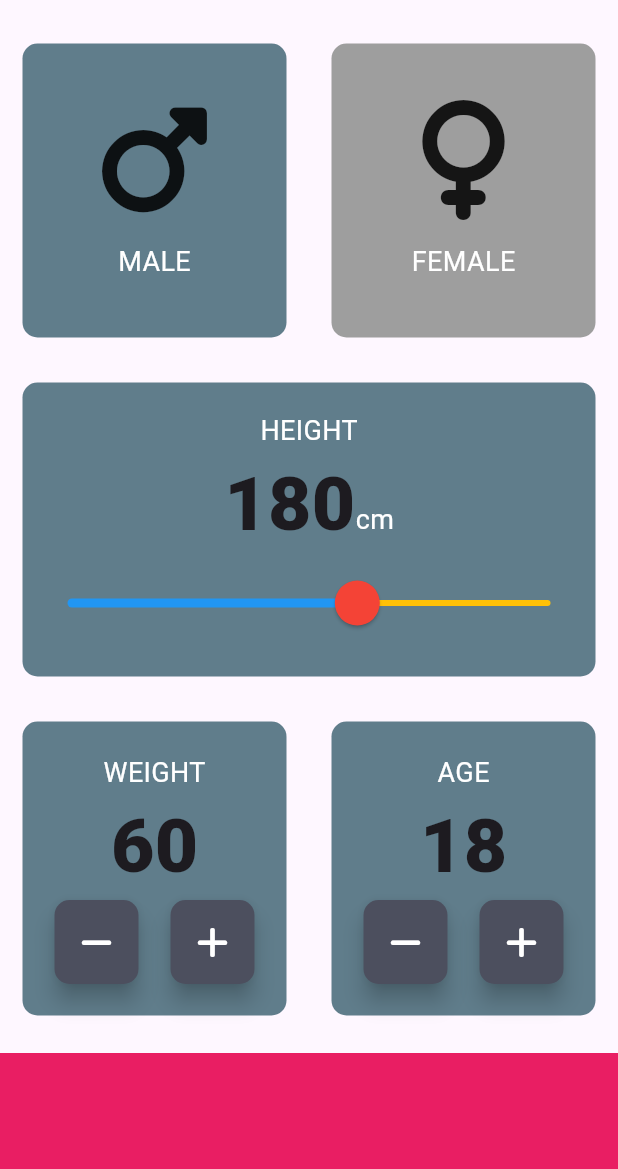
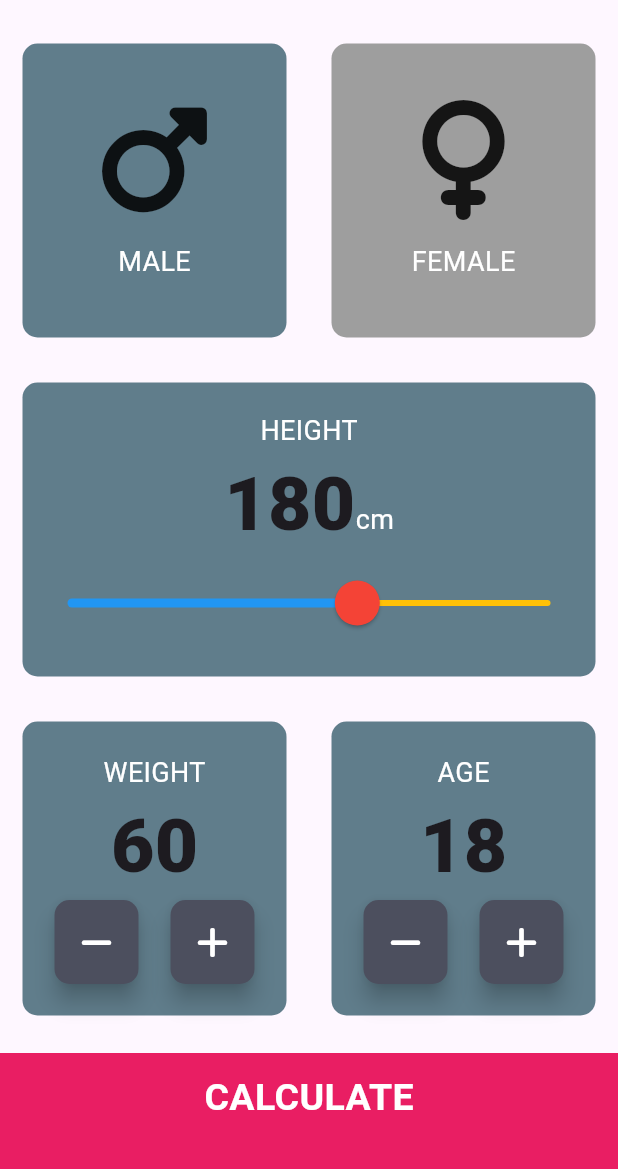
Before and after one commit to lightrao/bmi_calculator_flutter_24, a Flutter app: the screen it shows after launch, on a phone screen of 412 x 824 dp, the part 63-1232 px from its top. Run offline on Flutter 3.47's test engine with Material 3 defaults, Android fonts, the phone set to English and light mode, and no system bars; our stand-ins replace font_awesome_flutter.

Commit message:
Adding the BMI Calculator Functionality

```diff
--- /dev/null
+++ b/lib/components/bottom_button.dart
@@ -0,0 +1,36 @@
+import 'package:flutter/material.dart';
+
+import '../constants.dart';
+
+class BottomButton extends StatelessWidget {
+  const BottomButton({
+    super.key,
+    required this.onTap,
+    required this.buttonTitle,
+  });
+
+  final Function onTap;
+  final String buttonTitle;
+
+  @override
+  Widget build(BuildContext context) {
+    return GestureDetector(
+      onTap: () {
+        onTap();
+      },
+      child: Container(
+        child: Center(
+          child: Text(
+            buttonTitle,
+            style: kLargeButtonTextStyle,
+          ),
+        ),
+        color: kBottomContainerColor,
+        margin: EdgeInsets.only(top: 10),
+        padding: EdgeInsets.only(bottom: 20.0),
+        width: double.infinity,
+        height: kBottomContainerHeight,
+      ),
+    );
+  }
+}
--- a/lib/icon_content.dart
+++ b/lib/components/icon_content.dart
@@ -1,6 +1,6 @@
 import 'package:flutter/material.dart';
 
-import 'constants.dart';
+import '../constants.dart';
 
 class IconContent extends StatelessWidget {
   const IconContent({
--- /dev/null
+++ b/lib/components/round_icon_button.dart
@@ -0,0 +1,29 @@
+import 'package:flutter/material.dart';
+
+class RoundIconButton extends StatelessWidget {
+  const RoundIconButton(
+      {super.key, required this.icon, required this.onPressed});
+
+  final IconData icon;
+  final Function onPressed;
+
+  @override
+  Widget build(BuildContext context) {
+    return RawMaterialButton(
+      child: Icon(
+        icon,
+        color: Colors.white,
+      ),
+      onPressed: () {
+        onPressed();
+      },
+      elevation: 6,
+      shape: RoundedRectangleBorder(borderRadius: BorderRadius.circular(10.0)),
+      fillColor: Color(0xFF4C4F5E),
+      constraints: BoxConstraints.tightFor(
+        width: 56.0,
+        height: 56.0,
+      ),
+    );
+  }
+}
--- a/lib/constants.dart
+++ b/lib/constants.dart
@@ -10,6 +10,32 @@ const kNumberTextStyle = TextStyle(
   fontWeight: FontWeight.w900,
 );
 
+const kLargeButtonTextStyle = TextStyle(
+  fontSize: 25.0,
+  fontWeight: FontWeight.bold,
+  color: Colors.white,
+);
+
+const kTitleTextStyle = TextStyle(
+  fontSize: 50.0,
+  fontWeight: FontWeight.bold,
+);
+
+const kResultTextStyle = TextStyle(
+  color: Color(0xFF24D876),
+  fontSize: 24.0,
+  fontWeight: FontWeight.bold,
+);
+
+const kBMITextStyle = TextStyle(
+  fontSize: 100.00,
+  fontWeight: FontWeight.bold,
+);
+
+const kBodyTextStyle = TextStyle(
+  fontSize: 22.0,
+);
+
 const kBottomContainerHeight = 80.0;
 const kActiveCardColor = Colors.blueGrey;
 const kInactiveCardColor = Colors.grey;
--- a/lib/main.dart
+++ b/lib/main.dart
@@ -1,6 +1,6 @@
 import 'package:flutter/material.dart';
 
-import 'input_page.dart';
+import 'screens/input_page.dart';
 
 void main() => runApp(BMICalculator());
 
--- a/lib/input_page.dart
+++ b/lib/screens/input_page.dart
@@ -1,9 +1,13 @@
-import 'package:bmi_calculator_flutter_24/reusable_card.dart';
+import 'package:bmi_calculator_flutter_24/calculator_brain.dart';
+import 'package:bmi_calculator_flutter_24/components/reusable_card.dart';
+import 'package:bmi_calculator_flutter_24/components/round_icon_button.dart';
+import 'package:bmi_calculator_flutter_24/screens/results_page.dart';
 import 'package:flutter/material.dart';
 import 'package:font_awesome_flutter/font_awesome_flutter.dart';
 
-import 'constants.dart';
-import 'icon_content.dart';
+import '../components/bottom_button.dart';
+import '../components/icon_content.dart';
+import '../constants.dart';
 
 enum Gender {
   male,
@@ -212,41 +216,21 @@ class _InputPageState extends State<InputPage> {
                 ],
               ),
             ),
-            Container(
-              color: kBottomContainerColor,
-              margin: EdgeInsets.only(top: 10),
-              width: double.infinity,
-              height: kBottomContainerHeight,
+            BottomButton(
+              buttonTitle: 'CALCULATE',
+              onTap: () {
+                CalculatorBrain calc =
+                    CalculatorBrain(height: height, weight: weight);
+                Navigator.push(context, MaterialPageRoute(builder: (ctx) {
+                  return ResultsPage(
+                    bmiResult: calc.calculateBMI(),
+                    resultText: calc.getResult(),
+                    interpretation: calc.getInterpretation(),
+                  );
+                }));
+              },
             ),
           ],
         ));
   }
 }
-
-class RoundIconButton extends StatelessWidget {
-  const RoundIconButton(
-      {super.key, required this.icon, required this.onPressed});
-
-  final IconData icon;
-  final Function onPressed;
-
-  @override
-  Widget build(BuildContext context) {
-    return RawMaterialButton(
-      child: Icon(
-        icon,
-        color: Colors.white,
-      ),
-      onPressed: () {
-        onPressed();
-      },
-      elevation: 6,
-      shape: RoundedRectangleBorder(borderRadius: BorderRadius.circular(10.0)),
-      fillColor: Color(0xFF4C4F5E),
-      constraints: BoxConstraints.tightFor(
-        width: 56.0,
-        height: 56.0,
-      ),
-    );
-  }
-}
```
Also changed, not shown: lib/calculator_brain.dart (added, +34 -0 lines), lib/screens/results_page.dart (added, +72 -0 lines), lib/components/reusable_card.dart (renamed from lib/reusable_card.dart).
